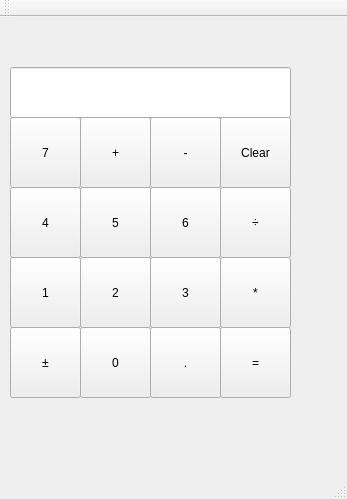
The window that qtprogramwin.ui (Nabeel-Asghar/Calculator) describes before a commit, drawn with Qt 5.
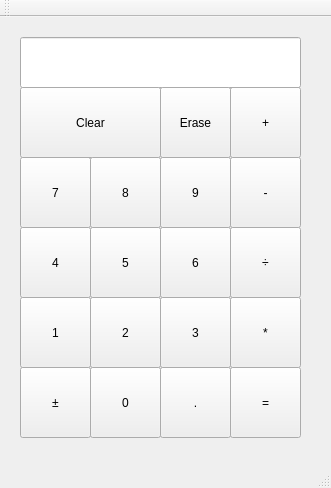
The same window after the commit.

```diff
--- a/qtprogramwin.ui
+++ b/qtprogramwin.ui
@@ -6,8 +6,8 @@
    <rect>
     <x>0</x>
     <y>0</y>
-    <width>347</width>
-    <height>499</height>
+    <width>331</width>
+    <height>488</height>
    </rect>
   </property>
   <property name="windowTitle">
@@ -17,8 +17,8 @@
    <widget class="QPushButton" name="twoButton">
     <property name="geometry">
      <rect>
-      <x>80</x>
-      <y>240</y>
+      <x>90</x>
+      <y>280</y>
       <width>71</width>
       <height>71</height>
      </rect>
@@ -33,8 +33,8 @@
    <widget class="QPushButton" name="sevenButton">
     <property name="geometry">
      <rect>
-      <x>10</x>
-      <y>100</y>
+      <x>20</x>
+      <y>140</y>
       <width>71</width>
       <height>71</height>
      </rect>
@@ -49,8 +49,8 @@
    <widget class="QPushButton" name="decimalButton">
     <property name="geometry">
      <rect>
-      <x>150</x>
-      <y>310</y>
+      <x>160</x>
+      <y>350</y>
       <width>71</width>
       <height>71</height>
      </rect>
@@ -65,8 +65,8 @@
    <widget class="QPushButton" name="additionButton">
     <property name="geometry">
      <rect>
-      <x>80</x>
-      <y>100</y>
+      <x>230</x>
+      <y>70</y>
       <width>71</width>
       <height>71</height>
      </rect>
@@ -81,8 +81,8 @@
    <widget class="QPushButton" name="subtractSign">
     <property name="geometry">
      <rect>
-      <x>150</x>
-      <y>100</y>
+      <x>230</x>
+      <y>140</y>
       <width>71</width>
       <height>71</height>
      </rect>
@@ -97,8 +97,8 @@
    <widget class="QPushButton" name="sixButton">
     <property name="geometry">
      <rect>
-      <x>150</x>
-      <y>170</y>
+      <x>160</x>
+      <y>210</y>
       <width>71</width>
       <height>71</height>
      </rect>
@@ -113,8 +113,8 @@
    <widget class="QPushButton" name="fiveButton">
     <property name="geometry">
      <rect>
-      <x>80</x>
-      <y>170</y>
+      <x>90</x>
+      <y>210</y>
       <width>71</width>
       <height>71</height>
      </rect>
@@ -129,8 +129,8 @@
    <widget class="QPushButton" name="signButton">
     <property name="geometry">
      <rect>
-      <x>10</x>
-      <y>310</y>
+      <x>20</x>
+      <y>350</y>
       <width>71</width>
       <height>71</height>
      </rect>
@@ -142,8 +142,8 @@
    <widget class="QPushButton" name="fourButton">
     <property name="geometry">
      <rect>
-      <x>10</x>
-      <y>170</y>
+      <x>20</x>
+      <y>210</y>
       <width>71</width>
       <height>71</height>
      </rect>
@@ -158,8 +158,8 @@
    <widget class="QPushButton" name="multiplyButton">
     <property name="geometry">
      <rect>
-      <x>220</x>
-      <y>240</y>
+      <x>230</x>
+      <y>280</y>
       <width>71</width>
       <height>71</height>
      </rect>
@@ -174,8 +174,8 @@
    <widget class="QPushButton" name="zeroButton">
     <property name="geometry">
      <rect>
-      <x>80</x>
-      <y>310</y>
+      <x>90</x>
+      <y>350</y>
       <width>71</width>
       <height>71</height>
      </rect>
@@ -190,8 +190,8 @@
    <widget class="QPushButton" name="equalButton">
     <property name="geometry">
      <rect>
-      <x>220</x>
-      <y>310</y>
+      <x>230</x>
+      <y>350</y>
       <width>71</width>
       <height>71</height>
      </rect>
@@ -206,8 +206,8 @@
    <widget class="QPushButton" name="threeButton">
     <property name="geometry">
      <rect>
-      <x>150</x>
-      <y>240</y>
+      <x>160</x>
+      <y>280</y>
       <width>71</width>
       <height>71</height>
      </rect>
@@ -222,8 +222,8 @@
    <widget class="QLineEdit" name="resultButton">
     <property name="geometry">
      <rect>
-      <x>10</x>
-      <y>50</y>
+      <x>20</x>
+      <y>20</y>
       <width>281</width>
       <height>51</height>
      </rect>
@@ -232,9 +232,9 @@
    <widget class="QPushButton" name="clearButton">
     <property name="geometry">
      <rect>
-      <x>220</x>
-      <y>100</y>
-      <width>71</width>
+      <x>20</x>
+      <y>70</y>
+      <width>141</width>
       <height>71</height>
      </rect>
     </property>
@@ -248,8 +248,8 @@
    <widget class="QPushButton" name="divisionButton">
     <property name="geometry">
      <rect>
-      <x>220</x>
-      <y>170</y>
+      <x>230</x>
+      <y>210</y>
       <width>71</width>
       <height>71</height>
      </rect>
@@ -264,8 +264,8 @@
    <widget class="QPushButton" name="oneButton">
     <property name="geometry">
      <rect>
-      <x>10</x>
-      <y>240</y>
+      <x>20</x>
+      <y>280</y>
       <width>71</width>
       <height>71</height>
      </rect>
@@ -277,6 +277,45 @@
      <string>1</string>
     </property>
    </widget>
+   <widget class="QPushButton" name="eightButton">
+    <property name="geometry">
+     <rect>
+      <x>90</x>
+      <y>140</y>
+      <width>71</width>
+      <height>71</height>
+     </rect>
+    </property>
+    <property name="text">
+     <string>8</string>
+    </property>
+   </widget>
+   <widget class="QPushButton" name="nineButton">
+    <property name="geometry">
+     <rect>
+      <x>160</x>
+      <y>140</y>
+      <width>71</width>
+      <height>71</height>
+     </rect>
+    </property>
+    <property name="text">
+     <string>9</string>
+    </property>
+   </widget>
+   <widget class="QPushButton" name="eraseButton">
+    <property name="geometry">
+     <rect>
+      <x>160</x>
+      <y>70</y>
+      <width>71</width>
+      <height>71</height>
+     </rect>
+    </property>
+    <property name="text">
+     <string>Erase</string>
+    </property>
+   </widget>
   </widget>
   <widget class="QMenuBar" name="menuBar">
    <property name="geometry">
```
Left out of the diff: 2 changed lines with no effect on the pictures.
